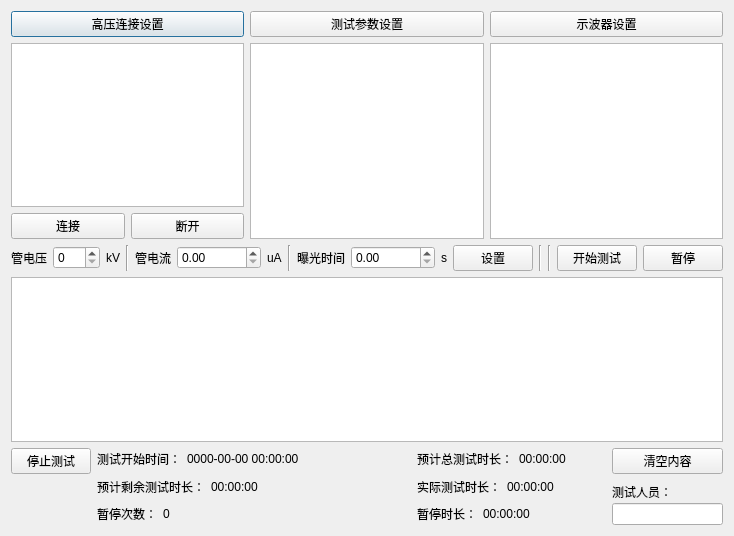
Old version of the form main_dialog.ui in the repository curious-heart/X-exposer-tool.
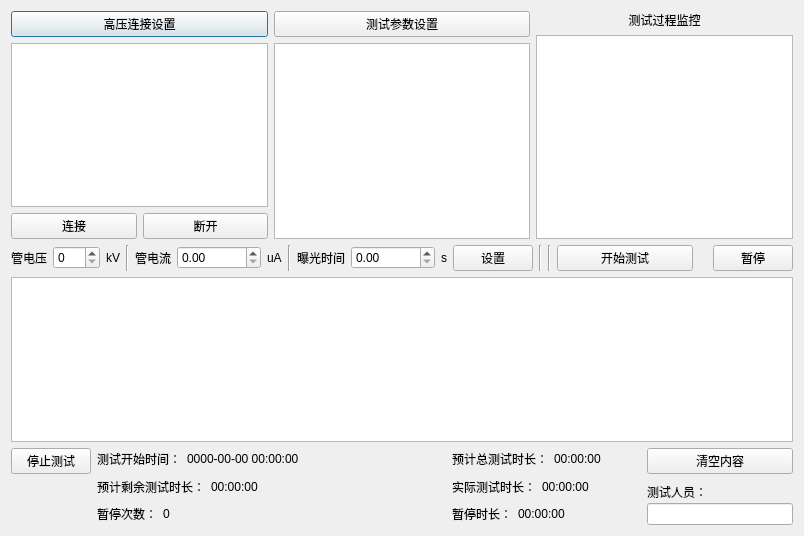
New version of the form.

Commit message: Finish test proc display on main UI. Need further test yet.

```diff
--- a/main_dialog.ui
+++ b/main_dialog.ui
@@ -6,7 +6,7 @@
    <rect>
     <x>0</x>
     <y>0</y>
-    <width>685</width>
+    <width>804</width>
     <height>536</height>
    </rect>
   </property>
@@ -97,15 +97,12 @@
      <item>
       <layout class="QVBoxLayout" name="verticalLayout_3">
        <item>
-        <widget class="QPushButton" name="dsoSetBtn">
-         <property name="sizePolicy">
-          <sizepolicy hsizetype="Expanding" vsizetype="Fixed">
-           <horstretch>0</horstretch>
-           <verstretch>0</verstretch>
-          </sizepolicy>
-         </property>
+        <widget class="QLabel" name="label">
          <property name="text">
-          <string>示波器设置</string>
+          <string>测试过程监控</string>
+         </property>
+         <property name="alignment">
+          <set>Qt::AlignCenter</set>
          </property>
         </widget>
        </item>
```
Left out of the diff: 2 changed lines with no effect on the pictures. The commit also changes 7 other files.
